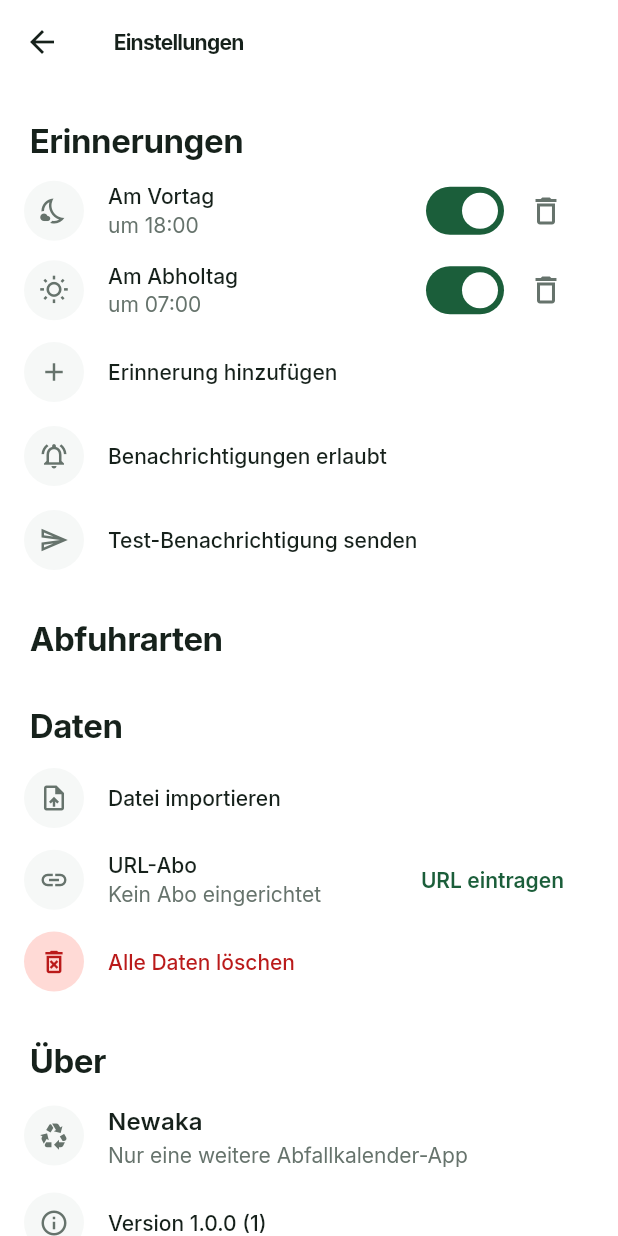
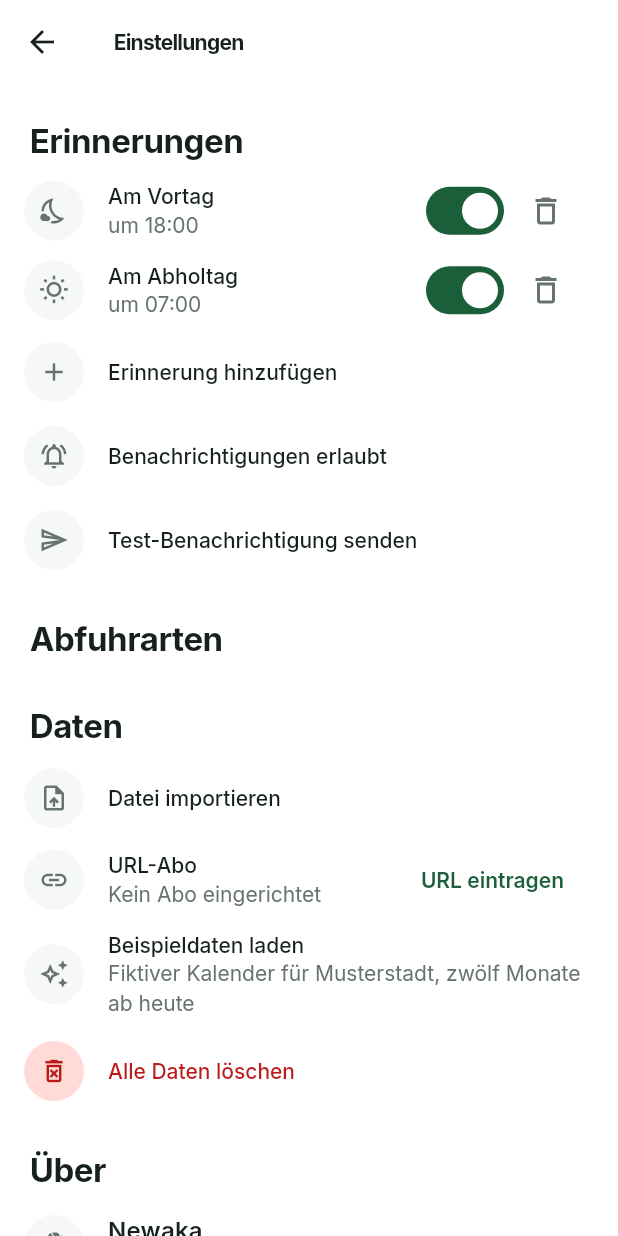
Before and after one commit to TheSherloc/newaka, a Flutter app: the SettingsScreen screen opened directly, on a phone screen of 412 x 824 dp. Run offline on Flutter 3.47's test engine with Material 3 defaults, Android fonts, the phone set to English and light mode, and no system bars; our stand-ins replace file_picker, flutter_local_notifications, flutter_riverpod, flutter_timezone, package_info_plus, shared_preferences and 2 more; accounts and stored records are empty.

Commit message:
Add loadable sample data for screenshots and store review
A "Beispieldaten laden" entry in the data section generates a fictional
twelve-month calendar from today and runs it through the normal import
preview, so the data never goes stale.

Co-Authored-By: Claude Fable 5.1 <noreply@anthropic.com>

```diff
--- a/lib/features/import/ui/import_flow.dart
+++ b/lib/features/import/ui/import_flow.dart
@@ -10,6 +10,7 @@ import '../../waste_types/domain/waste_type_catalog.dart';
 import '../domain/apply_import.dart';
 import '../domain/import_selection.dart';
 import '../domain/parsed_import.dart';
+import '../domain/sample_data.dart';
 import '../providers/subscription_provider.dart';
 import 'import_preview_dialog.dart';
 import 'permission_dialog.dart';
@@ -40,6 +41,9 @@ class ImportFlow {
       onApplied: () => ref.read(subscriptionProvider.notifier).markActivated(url),
     );
   }
+
+  Future<void> importSample(BuildContext context) =>
+      _handleParsed(context, Ok(sampleImport(from: ref.read(clockProvider).now())));
 
   /// Zeigt Vorschau, übernimmt Daten, fragt Berechtigung. Gibt `true` bei Erfolg zurück.
   Future<bool> _handleParsed(
--- a/lib/features/settings/ui/data_section.dart
+++ b/lib/features/settings/ui/data_section.dart
@@ -29,6 +29,12 @@ class DataSection extends ConsumerWidget {
           onTap: () => flow.importFromFile(context),
         ),
         _SubscriptionTile(sub: sub, onEnterUrl: () => flow.importFromUrl(context)),
+        ListTile(
+          leading: const LeadingIcon(Icons.auto_awesome_outlined),
+          title: Text(l10n.loadSampleData),
+          subtitle: Text(l10n.loadSampleDataHint),
+          onTap: () => flow.importSample(context),
+        ),
         ListTile(
           leading: LeadingIcon(Icons.delete_forever_outlined, color: theme.colorScheme.error, background: theme.colorScheme.errorContainer),
           title: Text(l10n.deleteAllData, style: TextStyle(color: theme.colorScheme.error)),
--- a/lib/l10n/app_de.arb
+++ b/lib/l10n/app_de.arb
@@ -84,6 +84,8 @@
   "@subscriptionError": {"placeholders": {"message": {"type": "String"}}},
   "refreshNow": "Jetzt aktualisieren",
   "removeSubscription": "Abo entfernen",
+  "loadSampleData": "Beispieldaten laden",
+  "loadSampleDataHint": "Fiktiver Kalender für Musterstadt, zwölf Monate ab heute",
   "deleteAllData": "Alle Daten löschen",
   "deleteAllConfirmTitle": "Wirklich alles löschen?",
   "deleteAllConfirmBody": "Alle Termine, Abfuhrarten und das URL-Abo werden entfernt. Erinnerungen werden abgesagt.",
--- a/lib/l10n/app_localizations.dart
+++ b/lib/l10n/app_localizations.dart
@@ -543,6 +543,18 @@ abstract class AppLocalizations {
   /// **'Abo entfernen'**
   String get removeSubscription;
 
+  /// No description provided for @loadSampleData.
+  ///
+  /// In de, this message translates to:
+  /// **'Beispieldaten laden'**
+  String get loadSampleData;
+
+  /// No description provided for @loadSampleDataHint.
+  ///
+  /// In de, this message translates to:
+  /// **'Fiktiver Kalender für Musterstadt, zwölf Monate ab heute'**
+  String get loadSampleDataHint;
+
   /// No description provided for @deleteAllData.
   ///
   /// In de, this message translates to:
--- a/lib/l10n/app_localizations_de.dart
+++ b/lib/l10n/app_localizations_de.dart
@@ -271,6 +271,13 @@ class AppLocalizationsDe extends AppLocalizations {
   String get removeSubscription => 'Abo entfernen';
 
   @override
+  String get loadSampleData => 'Beispieldaten laden';
+
+  @override
+  String get loadSampleDataHint =>
+      'Fiktiver Kalender für Musterstadt, zwölf Monate ab heute';
+
+  @override
   String get deleteAllData => 'Alle Daten löschen';
 
   @override
```
Also changed, not shown: lib/features/import/domain/sample_data.dart (added, +34 -0 lines), 2 other files.
